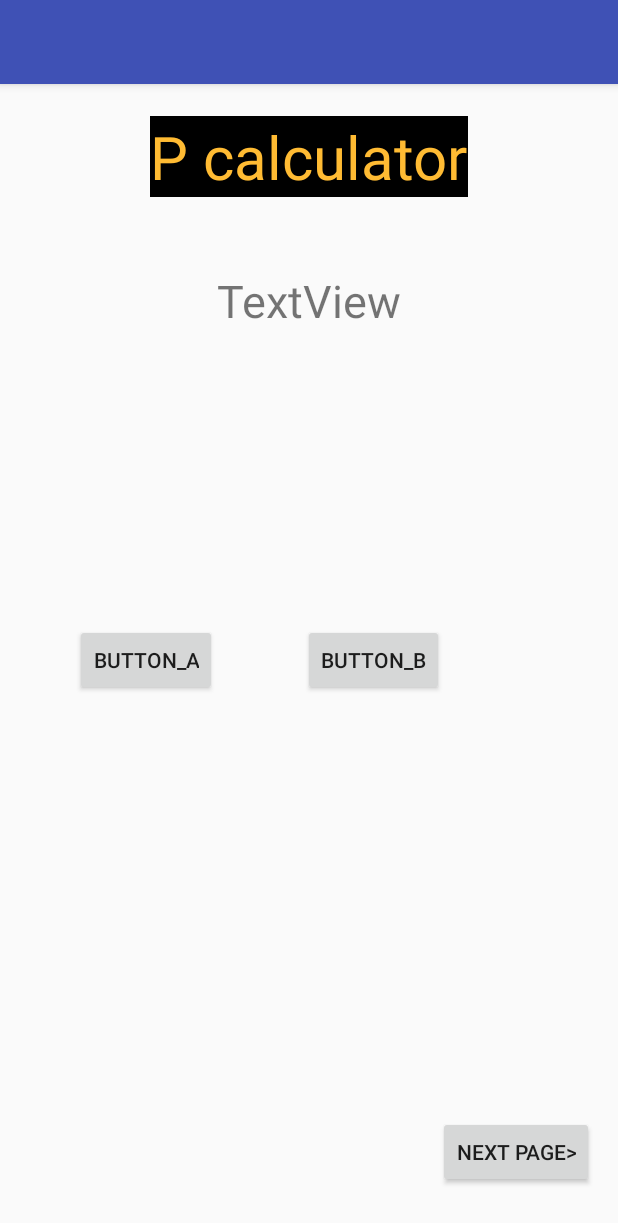
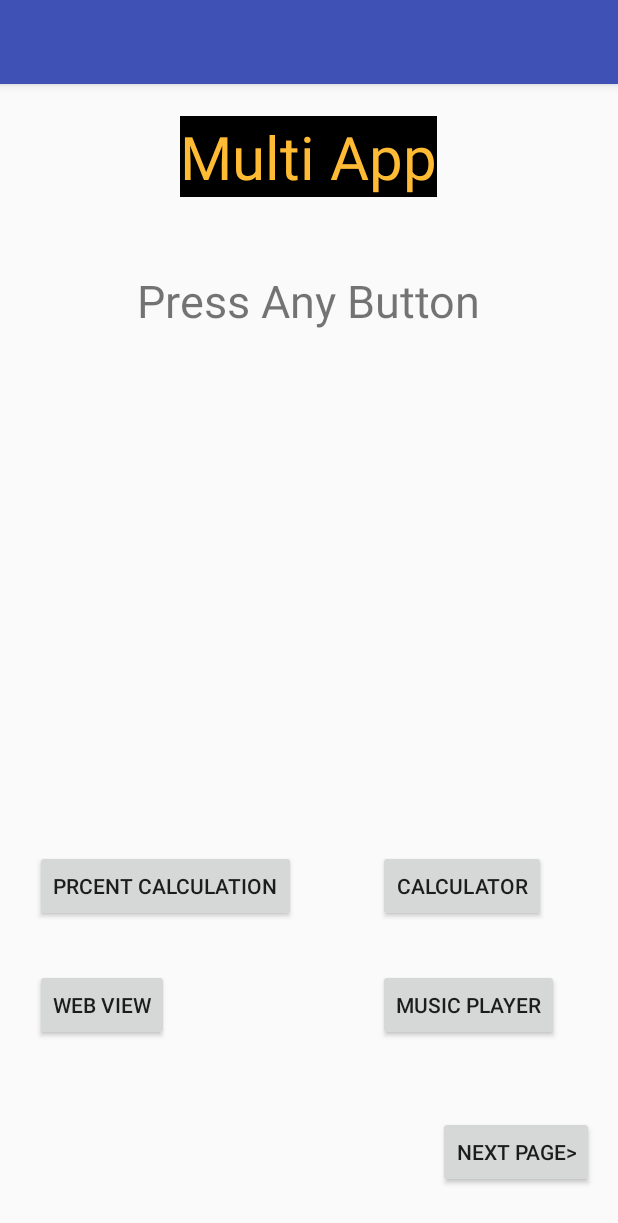
Before and after one commit to nazmos-sakib/Calculator, an Android app: the screen it shows after launch (MainActivity), on a phone screen of 412 x 824 dp. Shown: the top 1223 px of the screen. Run offline under Robolectric (Android 15) with nearby library versions, the phone set to English and light mode, and no system bars.

Commit message:
second commit

```diff
--- a/app/src/main/AndroidManifest.xml
+++ b/app/src/main/AndroidManifest.xml
@@ -1,6 +1,8 @@
 <?xml version="1.0" encoding="utf-8"?>
 <manifest xmlns:android="http://schemas.android.com/apk/res/android"
     package="sakib.calculator.com.calculator">
+
+    <uses-permission android:name="android.permission.INTERNET" />
 
     <application
         android:allowBackup="true"
@@ -20,7 +22,9 @@
             </intent-filter>
         </activity>
         <activity android:name=".PercentCalculation" />
-        <activity android:name=".StandardCalculator"></activity>
+        <activity android:name=".StandardCalculator" />
+        <activity android:name=".MusicPlayer" />
+        <activity android:name=".WebViewActivity"></activity>
     </application>
 
 </manifest>
--- a/app/src/main/java/sakib/calculator/com/calculator/MainActivity.java
+++ b/app/src/main/java/sakib/calculator/com/calculator/MainActivity.java
@@ -2,21 +2,18 @@ package sakib.calculator.com.calculator;
 
 import android.content.Intent;
 import android.os.Bundle;
-import android.support.design.widget.FloatingActionButton;
-import android.support.design.widget.Snackbar;
 import android.support.v7.app.AppCompatActivity;
-import android.support.v7.widget.Toolbar;
 import android.view.View;
-import android.view.Menu;
-import android.view.MenuItem;
 import android.widget.Button;
 import android.widget.TextView;
 
 public class MainActivity extends AppCompatActivity {
 
     TextView textView;
-    Button buttonA;
-    Button buttonB;
+    Button buttonPercentCal;
+    Button buttonCalculator;
+    Button buttonWebView;
+    Button buttonMusicPlayer;
     Button buttonNext;
 
     @Override
@@ -28,24 +25,44 @@ public class MainActivity extends AppCompatActivity {
         //setSupportActionBar(toolbar);
 
         textView = findViewById(R.id.textView2);
-        buttonA = findViewById(R.id.button);
-        buttonB = findViewById(R.id.button2);
+        buttonPercentCal = findViewById(R.id.parcentCal);
+        buttonCalculator = findViewById(R.id.calculator);
+        buttonWebView = findViewById(R.id.webView);
+        buttonMusicPlayer = findViewById(R.id.musicPlayer);
         buttonNext = findViewById(R.id.nextPage);
 
-        buttonA.setOnClickListener(new View.OnClickListener()
+        buttonPercentCal.setOnClickListener(new View.OnClickListener()
         {
             @Override
             public void onClick(View v)
             {
-                increaseScore(v);
+                LoadPercentCalculationActivity();
             }
         });
-        buttonB.setOnClickListener(new View.OnClickListener()
+        buttonCalculator.setOnClickListener(new View.OnClickListener()
         {
             @Override
             public void onClick(View v)
             {
-                increaseScore(v);
+                LoadStanderCalculationActivity();
+            }
+        });
+
+        buttonWebView.setOnClickListener(new View.OnClickListener()
+        {
+            @Override
+            public void onClick(View v)
+            {
+                LoadWebViewActivity();
+            }
+        });
+
+        buttonMusicPlayer.setOnClickListener(new View.OnClickListener()
+        {
+            @Override
+            public void onClick(View v)
+            {
+                LoadMusicPlayerActivity();
             }
         });
 
@@ -65,10 +82,10 @@ public class MainActivity extends AppCompatActivity {
         //textView.setText("Button A");
         switch (v.getId())
         {
-            case R.id.button:
+            case R.id.parcentCal:
                 textView.setText("Button A");
                 break;
-            case R.id.button2:
+            case R.id.calculator:
                 textView.setText("Button B");
                 break;
             default:
@@ -78,9 +95,12 @@ public class MainActivity extends AppCompatActivity {
 
     }
 
+
+
+
     public void LoadPercentCalculationActivity()
     {
-        Intent intent;	//Intent is used to move to othrer layout
+        Intent intent;	//Intent is used to move to other layout
         intent = new Intent(MainActivity.this,PercentCalculation.class);
 
         //intent.putExtra("Phone",phn); //passing some value to other layout
@@ -88,4 +108,36 @@ public class MainActivity extends AppCompatActivity {
         startActivity(intent);
     }
 
+
+
+    public void LoadStanderCalculationActivity()
+    {
+        Intent intent;	//Intent is used to move to other layout
+        intent = new Intent(MainActivity.this,StandardCalculator.class);
+
+        //intent.putExtra("Phone",phn); //passing some value to other layout
+
+        startActivity(intent);
+    }
+
+
+    public void LoadWebViewActivity()
+    {
+        Intent intent = new Intent(MainActivity.this,WebViewActivity.class);
+
+        //intent.putExtra("Phone",phn); //passing some value to other layout
+
+        startActivity(intent);
+    }
+
+    public void LoadMusicPlayerActivity()
+    {
+        Intent intent;	//Intent is used to move to other layout
+        intent = new Intent(MainActivity.this,MusicPlayer.class);
+
+        //intent.putExtra("Phone",phn); //passing some value to other layout
+
+        startActivity(intent);
+    }
+
 }
--- a/app/src/main/java/sakib/calculator/com/calculator/StandardCalculator.java
+++ b/app/src/main/java/sakib/calculator/com/calculator/StandardCalculator.java
@@ -37,7 +37,7 @@ public class StandardCalculator extends AppCompatActivity {
 
         button0 = findViewById(R.id.button0);
         button1 = findViewById(R.id.button1);
-        button2 = findViewById(R.id.button2);
+        button2 = findViewById(R.id.calculator);
         button3 = findViewById(R.id.button3);
         button4 = findViewById(R.id.button4);
         button5 = findViewById(R.id.button5);
@@ -223,7 +223,7 @@ public class StandardCalculator extends AppCompatActivity {
                 equation = equation + "1";
                 textView.setText(equation);
                 break;
-            case R.id.button2:
+            case R.id.calculator:
                 //textView.setText("2");
                 equation = equation + "2";
                 textView.setText(equation);
--- a/app/src/main/res/layout/activity_standard_calculator.xml
+++ b/app/src/main/res/layout/activity_standard_calculator.xml
@@ -38,7 +38,7 @@
         android:textSize="30sp"
         app:layout_constraintEnd_toStartOf="@+id/button0"
         app:layout_constraintStart_toStartOf="parent"
-        app:layout_constraintTop_toBottomOf="@+id/button2" />
+        app:layout_constraintTop_toBottomOf="@+id/calculator" />
 
     <Button
         android:id="@+id/buttonDiv"
@@ -188,7 +188,7 @@
         app:layout_constraintTop_toBottomOf="@+id/button3" />
 
     <Button
-        android:id="@+id/button2"
+        android:id="@+id/calculator"
         android:layout_width="75dp"
         android:layout_height="wrap_content"
         android:layout_marginEnd="20dp"
@@ -224,7 +224,7 @@
         android:text="1"
         android:textColor="@android:color/background_light"
         android:textSize="30sp"
-        app:layout_constraintEnd_toStartOf="@+id/button2"
+        app:layout_constraintEnd_toStartOf="@+id/calculator"
         app:layout_constraintStart_toStartOf="parent"
         app:layout_constraintTop_toBottomOf="@+id/button4" />
 
--- a/app/src/main/res/layout/content_main.xml
+++ b/app/src/main/res/layout/content_main.xml
@@ -16,7 +16,7 @@
         android:layout_centerHorizontal="true"
         android:layout_marginTop="21dp"
         android:background="@android:color/black"
-        android:text="@string/p_calculator"
+        android:text="@string/Multi_app"
         android:textColor="@android:color/holo_orange_light"
         android:textSize="40sp" />
 
@@ -27,25 +27,26 @@
         android:layout_alignParentTop="true"
         android:layout_centerHorizontal="true"
         android:layout_marginTop="124dp"
-        android:text="TextView"
+        android:text="Press Any Button"
         android:textSize="30sp" />
 
     <Button
-        android:id="@+id/button"
+        android:id="@+id/parcentCal"
         android:layout_width="wrap_content"
         android:layout_height="wrap_content"
-        android:layout_centerVertical="true"
-        android:layout_toStartOf="@+id/textView2"
-        android:text="Button_a" />
+        android:layout_alignParentBottom="true"
+        android:layout_alignStart="@+id/webView"
+        android:layout_marginBottom="209dp"
+        android:text="Prcent Calculation" />
 
     <Button
-        android:id="@+id/button2"
+        android:id="@+id/calculator"
         android:layout_width="wrap_content"
         android:layout_height="wrap_content"
         android:layout_alignParentEnd="true"
-        android:layout_centerVertical="true"
-        android:layout_marginEnd="116dp"
-        android:text="Button_b" />
+        android:layout_alignTop="@+id/parcentCal"
+        android:layout_marginEnd="48dp"
+        android:text="Calculator" />
 
     <Button
         android:id="@+id/nextPage"
@@ -57,4 +58,22 @@
         android:layout_marginEnd="16dp"
         android:text="next page>" />
 
+    <Button
+        android:id="@+id/webView"
+        android:layout_width="wrap_content"
+        android:layout_height="wrap_content"
+        android:layout_alignParentStart="true"
+        android:layout_alignTop="@+id/musicPlayer"
+        android:layout_marginStart="23dp"
+        android:text="Web View" />
+
+    <Button
+        android:id="@+id/musicPlayer"
+        android:layout_width="wrap_content"
+        android:layout_height="wrap_content"
+        android:layout_alignParentBottom="true"
+        android:layout_alignStart="@+id/calculator"
+        android:layout_marginBottom="130dp"
+        android:text="Music Player" />
+
 </RelativeLayout>
--- a/app/src/main/res/values/strings.xml
+++ b/app/src/main/res/values/strings.xml
@@ -1,7 +1,7 @@
 <resources>
     <string name="app_name">Calculator</string>
     <string name="action_settings">Settings</string>
-    <string name="p_calculator">P calculator</string>
+    <string name="Multi_app">Multi App</string>
     <string name="todo">TODO</string>
     <string name="previouspage"><![CDATA[<previousPage]]></string>
 </resources>
```
Also changed, not shown: app/src/main/java/sakib/calculator/com/calculator/MusicPlayer.java (added, +149 -0 lines), app/src/main/java/sakib/calculator/com/calculator/WebViewActivity.java (added, +50 -0 lines), app/src/main/res/layout/activity_music_player.xml (added, +70 -0 lines), app/src/main/res/layout/activity_web_view.xml (added, +44 -0 lines), app/src/main/res/drawable/image.png (added), app/src/main/res/drawable/play.png (added), app/src/main/res/drawable/sound.png (added), app/src/main/res/drawable/sound2.png (added), app/src/main/res/drawable/stop.png (added), 1 other file.
